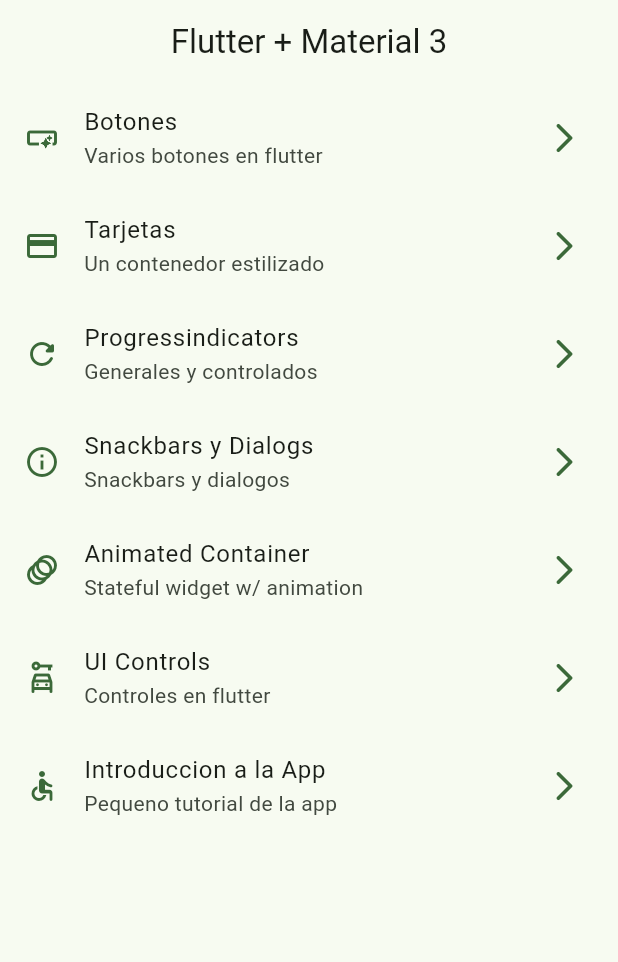
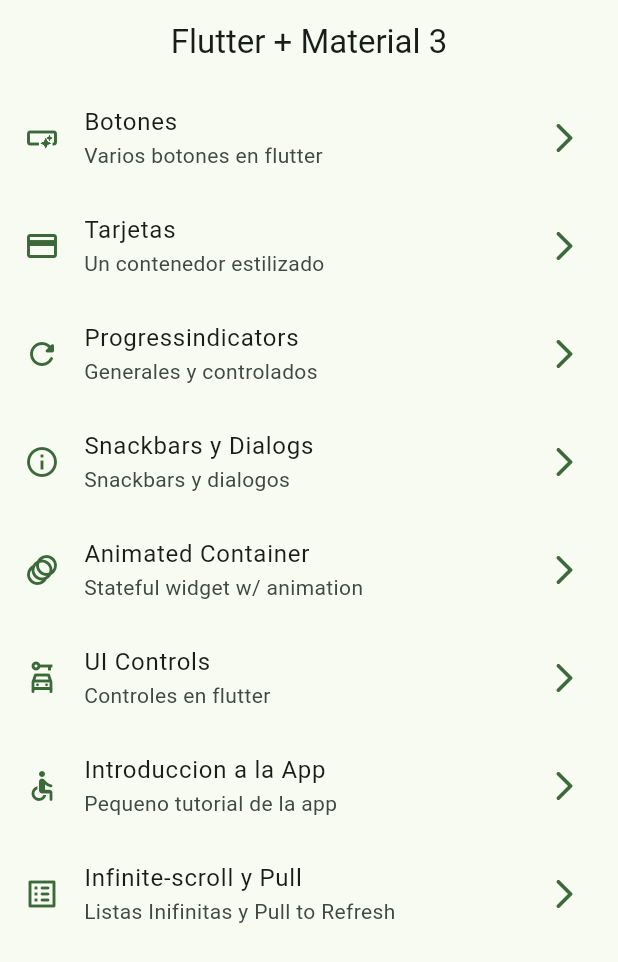
Before and after one commit to Azzzako/flutter_widgets, a Flutter app: the screen it shows after launch, on a phone screen of 412 x 824 dp. Shown: the top 962 px of the screen. Run offline on Flutter 3.47's test engine with Material 3 defaults, Android fonts, the phone set to English and light mode, and no system bars; our stand-ins replace animate_do, go_router.

Commit message:
scroll infinite part 1 finalizado

```diff
--- a/lib/config/menu/menu_items.dart
+++ b/lib/config/menu/menu_items.dart
@@ -49,4 +49,9 @@ const appMenuItems = <MenuItem>[
       subtitle: 'Pequeno tutorial de la app',
       url: '/tutorial',
       icon: Icons.accessible_rounded),
+  MenuItem(
+      title: 'Infinite-scroll y Pull',
+      subtitle: 'Listas Inifinitas y Pull to Refresh',
+      url: '/infinite',
+      icon: Icons.list_alt_rounded),
 ];
--- a/lib/config/router/app_router.dart
+++ b/lib/config/router/app_router.dart
@@ -37,5 +37,9 @@ final appRouter = GoRouter(
         path: '/tutorial',
         builder: (context, state) => const AppTutorialScreen(),
         name: AppTutorialScreen.name),
+    GoRoute(
+        path: '/infinite',
+        builder: (context, state) => const InfiniteScrollScreen(),
+        name: InfiniteScrollScreen.name),
   ],
 );
```
Also changed, not shown: lib/presentation/screens/infinite_scroll/infinite_scroll_screen.dart (+80 -3 lines).
